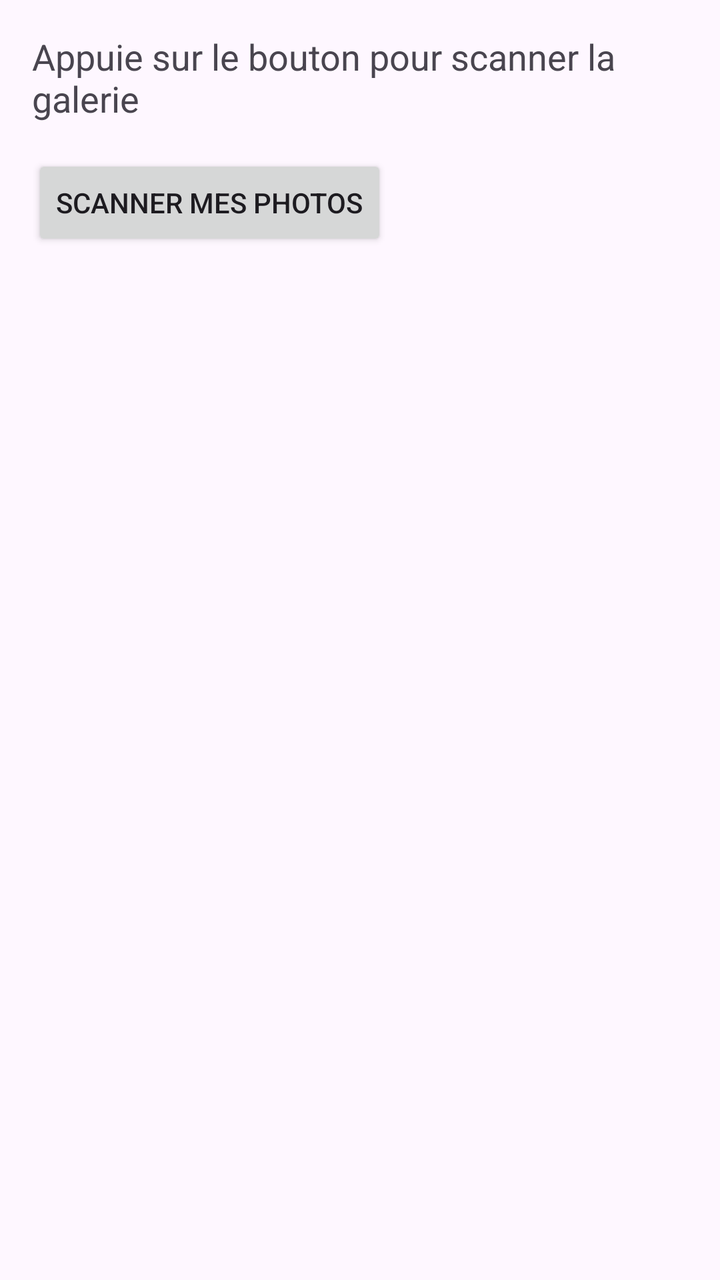
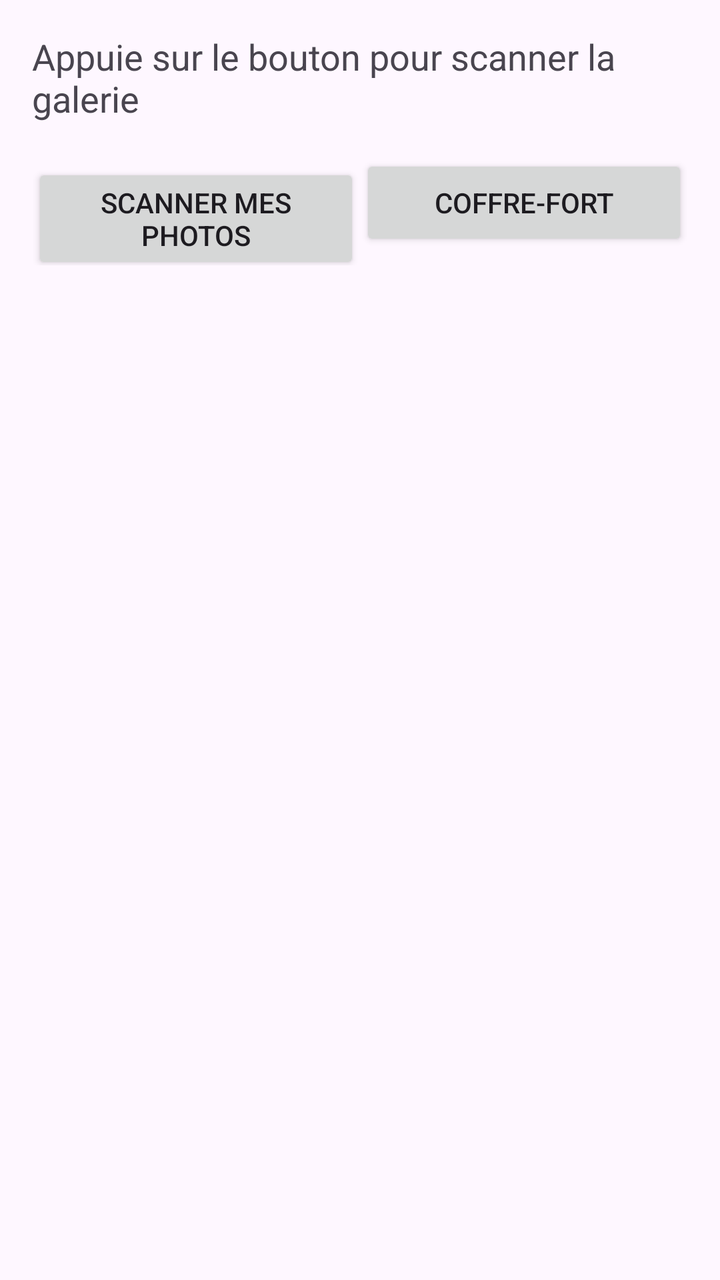

Screens rendered from an Android XML layout before and after an edit, with the pre-edit source and the edit as a unified diff.
<!-- AndroidManifest.xml: application theme Theme.SafeGalleryScanner -->
<!-- res/layout/activity_main.xml -->
<?xml version="1.0" encoding="utf-8"?>
<LinearLayout xmlns:android="http://schemas.android.com/apk/res/android"
    android:layout_width="match_parent"
    android:layout_height="match_parent"
    android:orientation="vertical"
    android:padding="16dp">

    <TextView
        android:id="@+id/tvStatus"
        android:layout_width="wrap_content"
        android:layout_height="wrap_content"
        android:layout_marginBottom="16dp"
        android:text="Appuie sur le bouton pour scanner la galerie"
        android:textSize="18sp" />

    <Button
        android:id="@+id/btnScan"
        android:layout_width="wrap_content"
        android:layout_height="wrap_content"
        android:text="Scanner mes photos" />

    <androidx.recyclerview.widget.RecyclerView
        android:id="@+id/recyclerImages"
        android:layout_width="match_parent"
        android:layout_height="0dp"
        android:layout_weight="1"
        android:layout_marginTop="16dp" />
</LinearLayout>
<!-- resources referenced by this layout -->
<resources>
  <style name="Theme.SafeGalleryScanner" parent="Base.Theme.SafeGalleryScanner" />
  <style name="Base.Theme.SafeGalleryScanner" parent="Theme.Material3.DayNight.NoActionBar">
          
          
      </style>
</resources>

<!-- the commit's change to res/layout/activity_main.xml (unified diff, before → after) -->
@@ -13,11 +13,25 @@
         android:text="Appuie sur le bouton pour scanner la galerie"
         android:textSize="18sp" />
 
-    <Button
-        android:id="@+id/btnScan"
-        android:layout_width="wrap_content"
+    <LinearLayout
+        android:layout_width="match_parent"
         android:layout_height="wrap_content"
-        android:text="Scanner mes photos" />
+        android:orientation="horizontal">
+
+        <Button
+            android:id="@+id/btnScan"
+            android:layout_width="0dp"
+            android:layout_height="wrap_content"
+            android:layout_weight="1"
+            android:text="Scanner mes photos" />
+
+        <Button
+            android:id="@+id/btnVault"
+            android:layout_width="0dp"
+            android:layout_height="wrap_content"
+            android:layout_weight="1"
+            android:text="Coffre-fort" />
+    </LinearLayout>
 
     <androidx.recyclerview.widget.RecyclerView
         android:id="@+id/recyclerImages"
